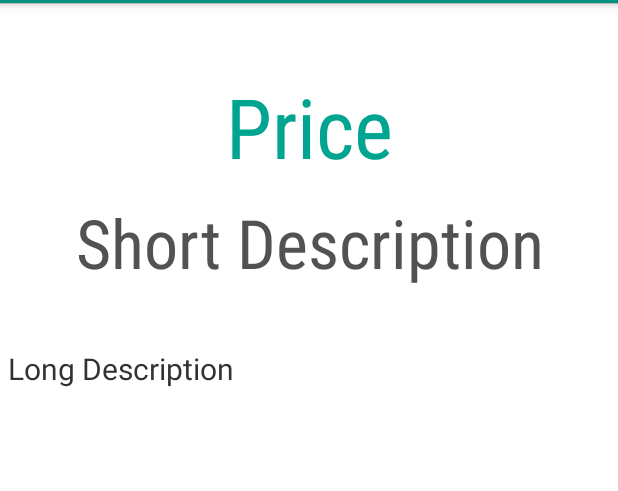
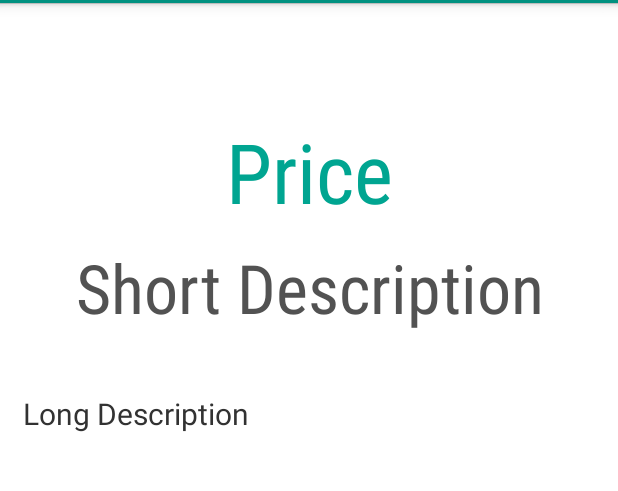
Before and after one commit to rmujica/jobnow-android, an Android app: the layout activity_detail.xml on its own in the app's theme, with its tools: preview values and no code run, on a phone screen of 412 x 824 dp, the part 69-560 px from its top. Run offline under Robolectric (Android 15) with nearby library versions, the phone set to English and light mode, and no system bars.

Commit message:
Incorporación Diseño (Iconos v2)

```diff
--- a/JobNow/app/src/main/res/layout/activity_detail.xml
+++ b/JobNow/app/src/main/res/layout/activity_detail.xml
@@ -1,3 +1,14 @@
+<LinearLayout xmlns:android="http://schemas.android.com/apk/res/android"
+    android:orientation="vertical"
+    android:layout_width="match_parent"
+    android:background="@android:color/white"
+    android:layout_height="match_parent">
+
+    <ScrollView
+        android:layout_width="fill_parent"
+        android:layout_height="wrap_content"
+        android:id="@+id/scrollView" >
+
         <LinearLayout xmlns:android="http://schemas.android.com/apk/res/android"
             android:orientation="vertical"
             android:layout_width="match_parent"
@@ -15,7 +26,7 @@
                 android:fontFamily="sans-serif-condensed"
                 android:layout_centerHorizontal="true"
                 android:gravity="center"
-        android:paddingTop="45dp" />
+                android:paddingTop="75dp" />
 
             <TextView
                 android:id="@+id/short_description"
@@ -28,7 +39,9 @@
                 android:layout_height="wrap_content"
                 android:paddingTop="10dp"
                 android:paddingBottom="40dp"
-        android:gravity="center" />
+                android:gravity="center"
+                android:paddingLeft="10dp"
+                android:paddingRight="10dp" />
 
             <TextView
                 android:id="@+id/long_description"
@@ -39,7 +52,15 @@
                 android:gravity="left"
                 android:layout_width="fill_parent"
                 android:layout_height="wrap_content"
-        android:paddingLeft="5dp"
-        android:paddingRight="5dp" />
+                android:paddingLeft="15dp"
+                android:paddingRight="15dp"
+                android:paddingBottom="60dp" />
 
         </LinearLayout>
+
+
+    </ScrollView>
+
+
+
+</LinearLayout>
```
Also changed, not shown: JobNow/app/src/main/java/com/wuqi/jobnow/adapters/OffersAdapter.java (+14 -6 lines), JobNow/app/src/main/res/layout/detail_offer.xml (+17 -13 lines), JobNow/app/src/main/res/drawable/categoria1a.png (added), JobNow/app/src/main/res/drawable/categoria2a.png (added), JobNow/app/src/main/res/drawable/categoria3a.png (added), JobNow/app/src/main/res/drawable/categoria4a.png (added), JobNow/app/src/main/res/drawable/categoria5a.png (added). Lines whose indentation alone changed are shown as unchanged.
